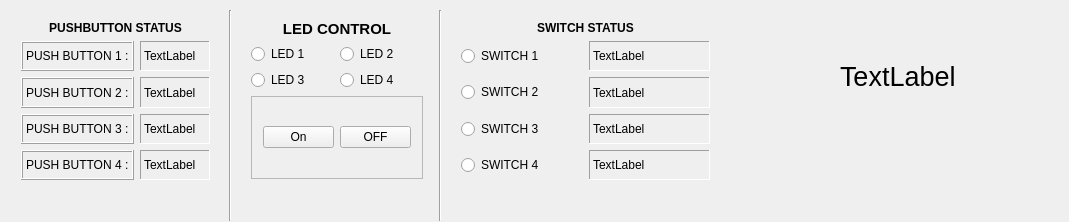
Qt form widget.ui (desulmelionel/Control_Led_Gpio) before a commit.
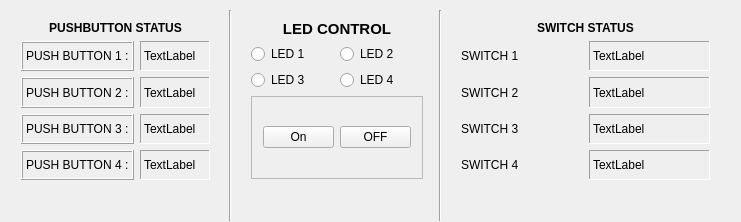
The same form after that commit.

The edit to the form file:
```diff
--- a/widget.ui
+++ b/widget.ui
@@ -6,7 +6,7 @@
    <rect>
     <x>0</x>
     <y>0</y>
-    <width>1069</width>
+    <width>741</width>
     <height>222</height>
    </rect>
   </property>
@@ -359,7 +359,7 @@
         <item>
          <layout class="QHBoxLayout" name="horizontalLayout_10">
           <item>
-           <widget class="QRadioButton" name="Sw1Radio">
+           <widget class="QLabel" name="label_8">
             <property name="text">
              <string>SWITCH 1</string>
             </property>
@@ -383,7 +383,7 @@
         <item>
          <layout class="QHBoxLayout" name="horizontalLayout_11">
           <item>
-           <widget class="QRadioButton" name="Sw2Radio">
+           <widget class="QLabel" name="label_9">
             <property name="text">
              <string>SWITCH 2</string>
             </property>
@@ -407,7 +407,7 @@
         <item>
          <layout class="QHBoxLayout" name="horizontalLayout_12">
           <item>
-           <widget class="QRadioButton" name="Sw3Radio">
+           <widget class="QLabel" name="label_10">
             <property name="text">
              <string>SWITCH 3</string>
             </property>
@@ -431,7 +431,7 @@
         <item>
          <layout class="QHBoxLayout" name="horizontalLayout_13">
           <item>
-           <widget class="QRadioButton" name="Sw4Radio">
+           <widget class="QLabel" name="label_11">
             <property name="text">
              <string>SWITCH 4</string>
             </property>
@@ -458,24 +458,6 @@
     </item>
    </layout>
   </widget>
-  <widget class="QLabel" name="test_label">
-   <property name="geometry">
-    <rect>
-     <x>840</x>
-     <y>46</y>
-     <width>171</width>
-     <height>61</height>
-    </rect>
-   </property>
-   <property name="font">
-    <font>
-     <pointsize>20</pointsize>
-    </font>
-   </property>
-   <property name="text">
-    <string>TextLabel</string>
-   </property>
-  </widget>
  </widget>
  <layoutdefault spacing="6" margin="11"/>
  <resources/>
```
